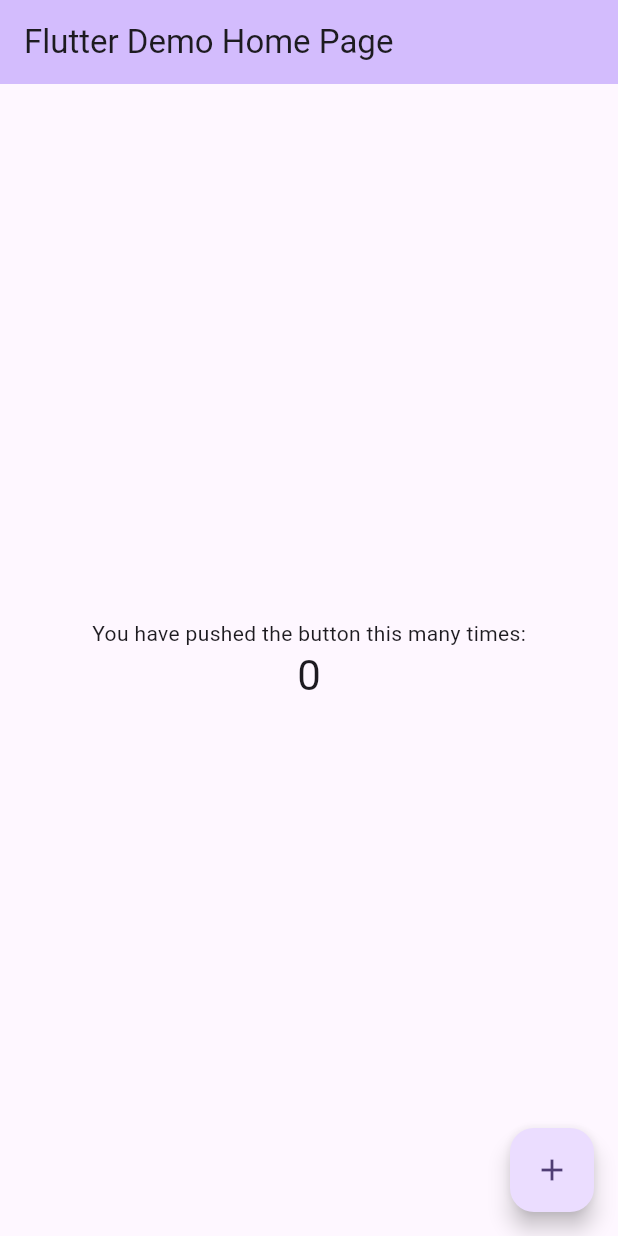
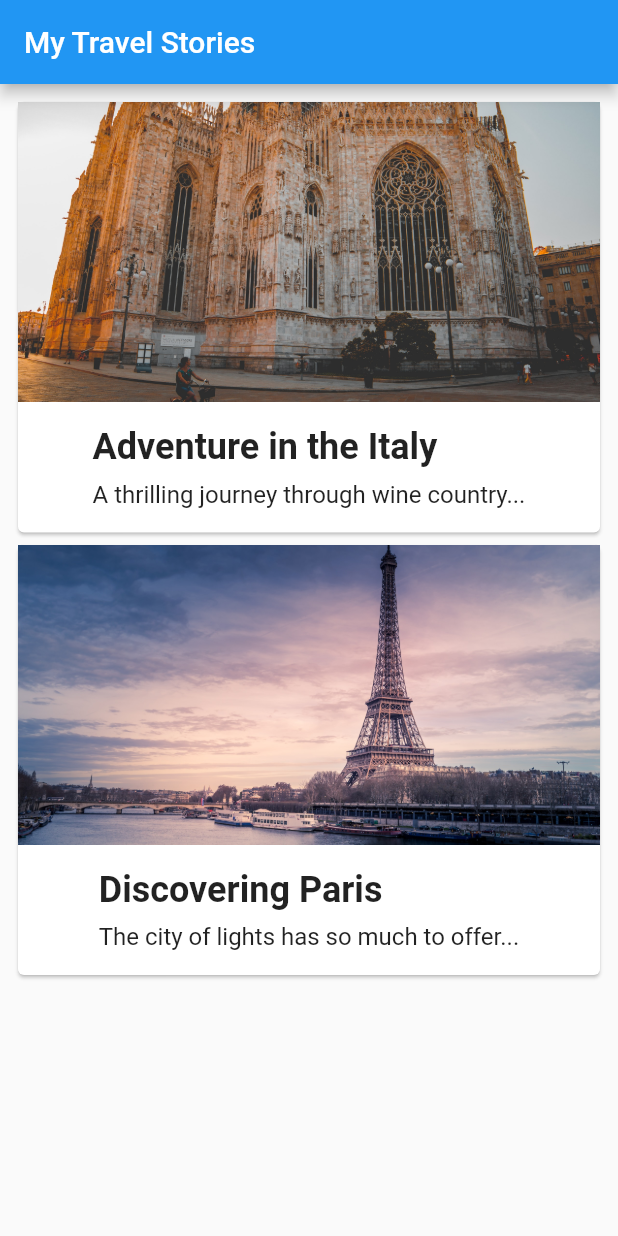
Before and after one commit to MannavaVivek/Flutter_Nomad_Transformer, a Flutter app: the screen it shows after launch, on a phone screen of 412 x 824 dp. Run offline on Flutter 3.47's test engine with Material 2 defaults, Android fonts, the phone set to English and light mode, and no system bars; our stand-ins replace go_router.

Commit message:
WIP commit

```diff
--- a/lib/main.dart
+++ b/lib/main.dart
@@ -1,125 +1,170 @@
 import 'package:flutter/material.dart';
+import 'package:go_router/go_router.dart';
 
-void main() {
-  runApp(const MyApp());
-}
+void main() => runApp(const MyApp());
+
+final _router = GoRouter(
+  routes: [
+    GoRoute(
+      path: '/',
+      builder: (context, state) => const HomeScreen(),
+      routes: [
+        GoRoute(
+          path: 'post/:id',
+          builder: (context, state) {
+            final id = state.pathParameters['id']!;
+            return BlogPostScreen(postId: id);
+          },
+        ),
+      ],
+    ),
+  ],
+);
 
 class MyApp extends StatelessWidget {
-  const MyApp({super.key});
+  const MyApp({Key? key}) : super(key: key);
 
-  // This widget is the root of your application.
   @override
   Widget build(BuildContext context) {
-    return MaterialApp(
-      title: 'Flutter Demo',
-      theme: ThemeData(
-        // This is the theme of your application.
-        //
-        // TRY THIS: Try running your application with "flutter run". You'll see
-        // the application has a blue toolbar. Then, without quitting the app,
-        // try changing the seedColor in the colorScheme below to Colors.green
-        // and then invoke "hot reload" (save your changes or press the "hot
-        // reload" button in a Flutter-supported IDE, or press "r" if you used
-        // the command line to start the app).
-        //
-        // Notice that the counter didn't reset back to zero; the application
-        // state is not lost during the reload. To reset the state, use hot
-        // restart instead.
-        //
-        // This works for code too, not just values: Most code changes can be
-        // tested with just a hot reload.
-        colorScheme: ColorScheme.fromSeed(seedColor: Colors.deepPurple),
-        useMaterial3: true,
-      ),
-      home: const MyHomePage(title: 'Flutter Demo Home Page'),
+    return MaterialApp.router(
+      routerDelegate: _router.routerDelegate,
+      routeInformationParser: _router.routeInformationParser,
     );
   }
 }
 
-class MyHomePage extends StatefulWidget {
-  const MyHomePage({super.key, required this.title});
-
-  // This widget is the home page of your application. It is stateful, meaning
-  // that it has a State object (defined below) that contains fields that affect
-  // how it looks.
-
-  // This class is the configuration for the state. It holds the values (in this
-  // case the title) provided by the parent (in this case the App widget) and
-  // used by the build method of the State. Fields in a Widget subclass are
-  // always marked "final".
-
-  final String title;
-
-  @override
-  State<MyHomePage> createState() => _MyHomePageState();
-}
-
-class _MyHomePageState extends State<MyHomePage> {
-  int _counter = 0;
-
-  void _incrementCounter() {
-    setState(() {
-      // This call to setState tells the Flutter framework that something has
-      // changed in this State, which causes it to rerun the build method below
-      // so that the display can reflect the updated values. If we changed
-      // _counter without calling setState(), then the build method would not be
-      // called again, and so nothing would appear to happen.
-      _counter++;
-    });
-  }
+class HomeScreen extends StatelessWidget {
+  const HomeScreen({Key? key}) : super(key: key);
 
   @override
   Widget build(BuildContext context) {
-    // This method is rerun every time setState is called, for instance as done
-    // by the _incrementCounter method above.
-    //
-    // The Flutter framework has been optimized to make rerunning build methods
-    // fast, so that you can just rebuild anything that needs updating rather
-    // than having to individually change instances of widgets.
     return Scaffold(
       appBar: AppBar(
-        // TRY THIS: Try changing the color here to a specific color (to
-        // Colors.amber, perhaps?) and trigger a hot reload to see the AppBar
-        // change color while the other colors stay the same.
-        backgroundColor: Theme.of(context).colorScheme.inversePrimary,
-        // Here we take the value from the MyHomePage object that was created by
-        // the App.build method, and use it to set our appbar title.
-        title: Text(widget.title),
+        title: const Text('My Travel Stories'),
       ),
-      body: Center(
-        // Center is a layout widget. It takes a single child and positions it
-        // in the middle of the parent.
+      body: ListView(
+        padding: const EdgeInsets.all(8),
+        children: [
+          BlogPostListItem(
+            postId: '1',
+            title: 'Adventure in the Italy',
+            summary: 'A thrilling journey through wine country...',
+            imageUrl: 'assets/italy_unsplash.jpg',
+            imageAttribution: 'Photo by Chris Karidis on Unsplash',
+          ),
+          BlogPostListItem(
+            postId: '2',
+            title: 'Discovering Paris',
+            summary: 'The city of lights has so much to offer...',
+            imageUrl: 'assets/paris_unsplash.jpg',
+            imageAttribution: 'Photo by Mattia Righetti on Unsplash',
+          ),
+          // ...add more blog posts here
+        ],
+      ),
+    );
+  }
+}
+
+class BlogPostListItem extends StatefulWidget {
+  final String postId;
+  final String title;
+  final String summary;
+  final String imageUrl;
+  final String imageAttribution;
+
+  BlogPostListItem({
+    Key? key,
+    required this.postId,
+    required this.title,
+    required this.summary,
+    required this.imageUrl,
+    required this.imageAttribution,
+  }) : super(key: key);
+
+  @override
+  _BlogPostListItemState createState() => _BlogPostListItemState();
+}
+
+class _BlogPostListItemState extends State<BlogPostListItem> {
+  bool _isHovering = false;
+
+  @override
+  Widget build(BuildContext context) {
+    return Material(
+      child: InkWell(
+        // on tap go to the blog post screen
+        onTap: () => context.go('post/${widget.postId}'),
+        onHover: (isHovering) {
+          setState(() {
+            _isHovering = isHovering;
+          });
+        },
+        child: Card(
           child: Column(
-          // Column is also a layout widget. It takes a list of children and
-          // arranges them vertically. By default, it sizes itself to fit its
-          // children horizontally, and tries to be as tall as its parent.
-          //
-          // Column has various properties to control how it sizes itself and
-          // how it positions its children. Here we use mainAxisAlignment to
-          // center the children vertically; the main axis here is the vertical
-          // axis because Columns are vertical (the cross axis would be
-          // horizontal).
-          //
-          // TRY THIS: Invoke "debug painting" (choose the "Toggle Debug Paint"
-          // action in the IDE, or press "p" in the console), to see the
-          // wireframe for each widget.
-          mainAxisAlignment: MainAxisAlignment.center,
-          children: <Widget>[
-            const Text(
-              'You have pushed the button this many times:',
+            children: [
+              Stack(
+                alignment: Alignment.bottomLeft,
+                children: [
+                  Image.asset(
+                    widget.imageUrl,
+                    width: double.infinity,
+                    height: 200,
+                    fit: BoxFit.cover,
                   ),
+                  if (_isHovering)
+                    Container(
+                      padding: const EdgeInsets.all(8.0),
+                      color: Colors.black54,
+                      child: Text(
+                        widget.imageAttribution,
+                        style: const TextStyle(
+                          color: Colors.white,
+                          fontSize: 16,
+                        ),
+                      ),
+                    ),
+                ],
+              ),
+              Padding(
+                padding: const EdgeInsets.all(16.0),
+                child: Column(
+                  crossAxisAlignment: CrossAxisAlignment.start,
+                  children: [
                     Text(
-              '$_counter',
-              style: Theme.of(context).textTheme.headlineMedium,
+                      widget.title,
+                      style: const TextStyle(fontSize: 24, fontWeight: FontWeight.bold),
+                    ),
+                    const SizedBox(height: 8),
+                    Text(
+                      widget.summary,
+                      style: const TextStyle(fontSize: 16),
                     ),
                   ],
                 ),
               ),
-      floatingActionButton: FloatingActionButton(
-        onPressed: _incrementCounter,
-        tooltip: 'Increment',
-        child: const Icon(Icons.add),
-      ), // This trailing comma makes auto-formatting nicer for build methods.
+            ],
+          ),
+        ),
+      ),
     );
   }
 }
+
+class BlogPostScreen extends StatelessWidget {
+  const BlogPostScreen({Key? key, required this.postId}) : super(key: key);
+
+  final String postId;
+
+  @override
+  Widget build(BuildContext context) {
+    return Scaffold(
+      appBar: AppBar(
+        title: Text('Blog Post $postId'),
+      ),
+      body: Center(
+        child: Text('Content of Blog Post $postId'),
+      ),
+    );
+  }
+}
--- /dev/null
+++ b/lib/working_main.dart
@@ -0,0 +1,94 @@
+import 'package:flutter/material.dart';
+import 'package:go_router/go_router.dart';
+
+void main() => runApp(const MyApp());
+
+final _router = GoRouter(
+  routes: [
+    GoRoute(
+      path: '/',
+      builder: (context, state) => const HomeScreen(),
+      routes: [
+        GoRoute(
+          path: 'post1',
+          builder: (context, state) => BlogPostScreen(postId: '1'),
+        ),
+        GoRoute(
+          path: 'post2',
+          builder: (context, state) => BlogPostScreen(postId: '2'),
+        ),
+        GoRoute(
+          path: 'post3',
+          builder: (context, state) => BlogPostScreen(postId: '3'),
+        ),
+        GoRoute(
+          path: 'post4',
+          builder: (context, state) => BlogPostScreen(postId: '4'),
+        ),
+      ],
+    ),
+  ],
+);
+
+class MyApp extends StatelessWidget {
+  const MyApp({Key? key}) : super(key: key);
+
+  @override
+  Widget build(BuildContext context) {
+    return MaterialApp.router(
+      routerConfig: _router,
+    );
+  }
+}
+
+class HomeScreen extends StatelessWidget {
+  const HomeScreen({Key? key}) : super(key: key);
+
+  @override
+  Widget build(BuildContext context) {
+    return Scaffold(
+      appBar: AppBar(
+        title: const Text('Home'),
+      ),
+      body: Column(
+        mainAxisAlignment: MainAxisAlignment.center,
+        children: [
+          TextButton(
+            onPressed: () => context.go('post1'),
+            child: const Text('Go to Blog Post 1'),
+          ),
+          TextButton(
+            onPressed: () => context.go('post2'),
+            child: const Text('Go to Blog Post 2'),
+          ),
+          TextButton(
+            onPressed: () => context.go('post3'),
+            child: const Text('Go to Blog Post 3'),
+          ),
+          TextButton(
+            onPressed: () => context.go('post4'),
+            child: const Text('Go to Blog Post 4'),
+          ),
+        ],
+      ),
+    );
+  }
+}
+
+class BlogPostScreen extends StatelessWidget {
+  const BlogPostScreen({Key? key, required this.postId}) : super(key: key);
+
+  final String postId;
+
+  @override
+  Widget build(BuildContext context) {
+    return Scaffold(
+      appBar: AppBar(
+        title: Text('Blog Post $postId'),
+      ),
+      body: Center(
+        child: Text('Content of Blog Post $postId'),
+      ),
+    );
+  }
+}
--- a/pubspec.yaml
+++ b/pubspec.yaml
@@ -31,10 +31,10 @@ dependencies:
   flutter:
     sdk: flutter
 
-
   # The following adds the Cupertino Icons font to your application.
   # Use with the CupertinoIcons class for iOS style icons.
   cupertino_icons: ^1.0.2
+  go_router: ^7.1.1
 
 dev_dependencies:
   flutter_test:
@@ -59,7 +59,9 @@ flutter:
   uses-material-design: true
 
   # To add assets to your application, add an assets section, like this:
-  # assets:
+  assets:
+    - assets/paris_unsplash.jpg
+    - assets/italy_unsplash.jpg
   #   - images/a_dot_burr.jpeg
   #   - images/a_dot_ham.jpeg
 
```
Also changed, not shown: assets/italy_unsplash.jpg (added), assets/paris_unsplash.jpg (added), pubspec.lock, 1 other file. Lines whose indentation alone changed are shown as unchanged.
